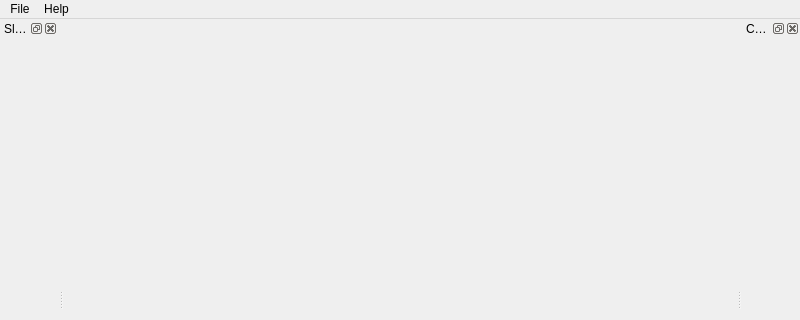
Above: MainWindow.ui from cyj0912/nome before the change; both pictures show x 0 to 800 and y 0 to 320 of the 800 by 600 pixel window. Below: the same form after it.
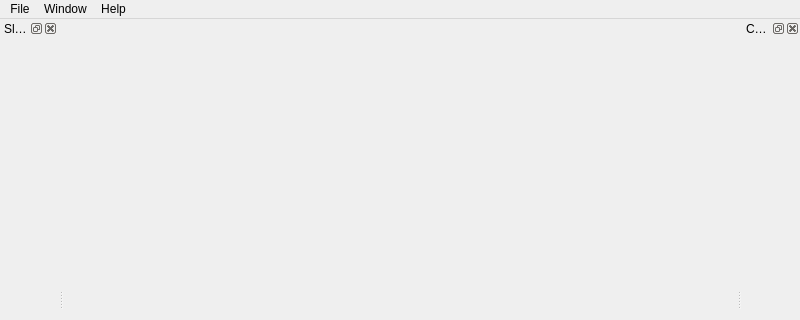
That is the form after the change.

The edit to the form file:
```diff
--- a/MainWindow.ui
+++ b/MainWindow.ui
@@ -46,7 +46,14 @@
     <addaction name="actionAbout"/>
     <addaction name="actionAbout_Qt"/>
    </widget>
+   <widget class="QMenu" name="menuWindow">
+    <property name="title">
+     <string>Window</string>
+    </property>
+    <addaction name="actionPython_Console"/>
+   </widget>
    <addaction name="menuFile"/>
+   <addaction name="menuWindow"/>
    <addaction name="menuHelp"/>
   </widget>
   <widget class="QStatusBar" name="statusbar"/>
```
Left out of the diff: 32 changed lines with no effect on the pictures.
